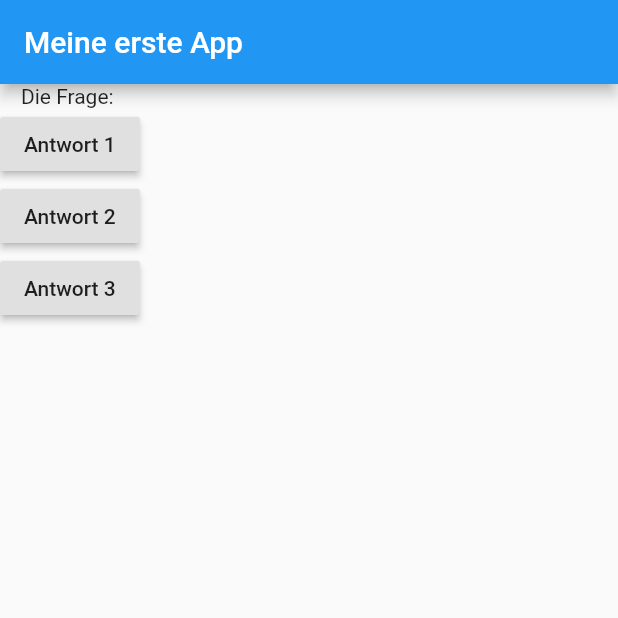
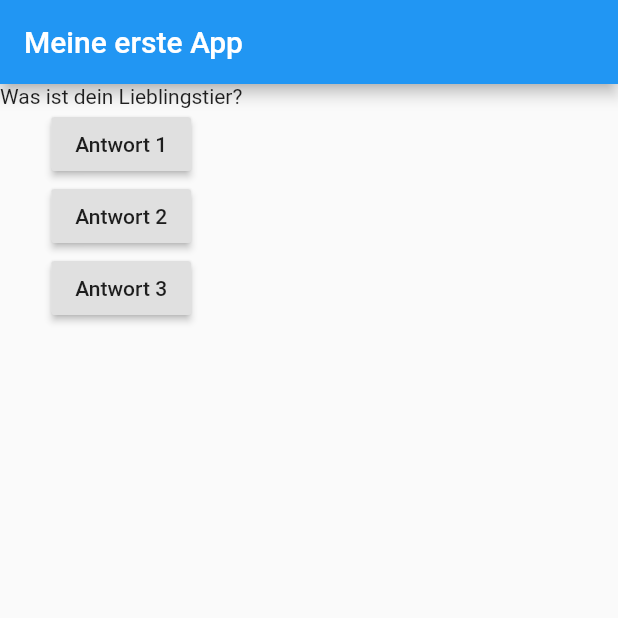
Before and after one commit to MrRobot420/flutter_quiz, a Flutter app: the screen it shows after launch, after a tap on "Antwort 1", on a phone screen of 412 x 824 dp, the top half of it. Run offline on Flutter 3.47's test engine with Material 2 defaults, Android fonts, the phone set to English and light mode, and no system bars.

```diff
--- a/lib/main.dart
+++ b/lib/main.dart
@@ -2,10 +2,24 @@ import 'package:flutter/material.dart';
 
 void main() => runApp(MyApp());
 
-class MyApp extends StatelessWidget {
+class MyApp extends StatefulWidget {
+  @override
+  State<StatefulWidget> createState() {
+    return _MyAppState();
+  }
+}
 
-  void answerQuestion() {
-    print('Antwort gewählt');
+class _MyAppState extends State<MyApp> {
+
+  var _questionIndex = 0;
+
+  void _answerQuestion() {
+    if (_questionIndex < questions.length-1) {
+      setState(() {
+        _questionIndex++;
+      });
+    }
+    print(_questionIndex);
   }
 
   var questions = [
@@ -22,10 +36,10 @@ class MyApp extends StatelessWidget {
         ),
         body: Column(
           children: <Widget>[
-            Text('Die Frage: '),
-            RaisedButton(child: Text('Antwort 1'), onPressed: answerQuestion,),
-            RaisedButton(child: Text('Antwort 2'), onPressed: answerQuestion,),
-            RaisedButton(child: Text('Antwort 3'), onPressed: answerQuestion,)
+            Text(questions.elementAt(_questionIndex)),
+            RaisedButton(child: Text('Antwort 1'), onPressed: _answerQuestion,),
+            RaisedButton(child: Text('Antwort 2'), onPressed: _answerQuestion,),
+            RaisedButton(child: Text('Antwort 3'), onPressed: _answerQuestion,)
           ],
         ),
       ),
```
